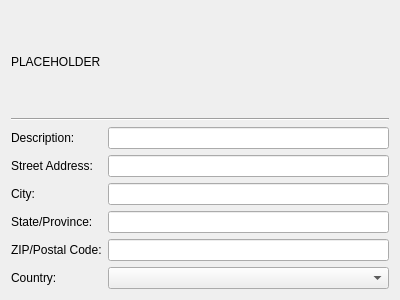
Before: the Qt Designer form src/admc/tabs/general_ou_tab.ui in altlinux/admc, drawn with Qt 5.
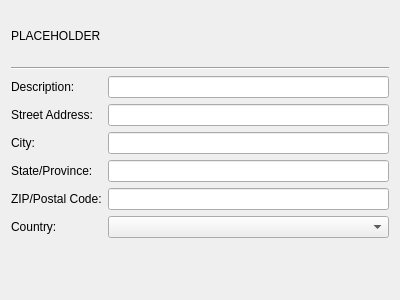
After: the same form once the commit is applied.

Commit message: Fix property tabs sizePolicy with maximum vertical size 50.

What changed in the file:
```diff
--- a/src/admc/tabs/general_ou_tab.ui
+++ b/src/admc/tabs/general_ou_tab.ui
@@ -16,6 +16,18 @@
   <layout class="QVBoxLayout" name="verticalLayout">
    <item>
     <widget class="QLabel" name="name_label">
+     <property name="sizePolicy">
+      <sizepolicy hsizetype="Preferred" vsizetype="Fixed">
+       <horstretch>0</horstretch>
+       <verstretch>0</verstretch>
+      </sizepolicy>
+     </property>
+     <property name="maximumSize">
+      <size>
+       <width>16777215</width>
+       <height>50</height>
+      </size>
+     </property>
      <property name="text">
       <string notr="true">PLACEHOLDER</string>
      </property>
```
The commit also changes 6 other files.
